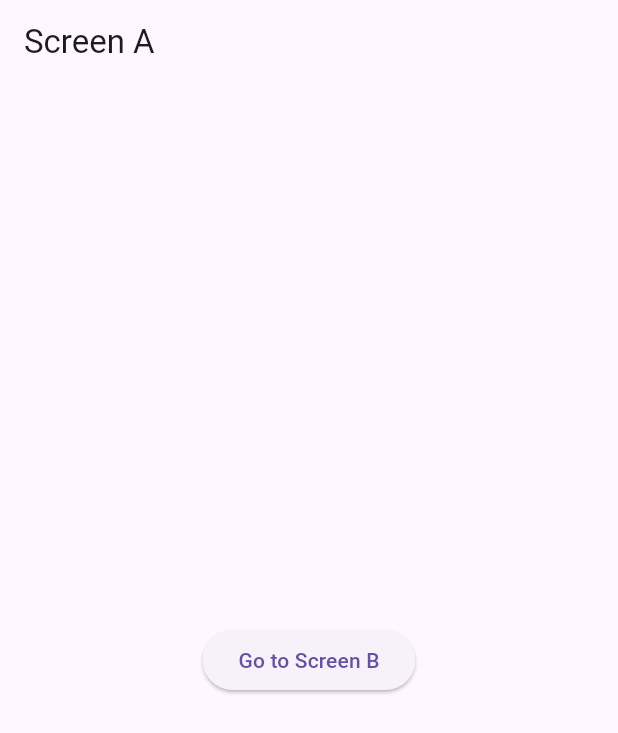
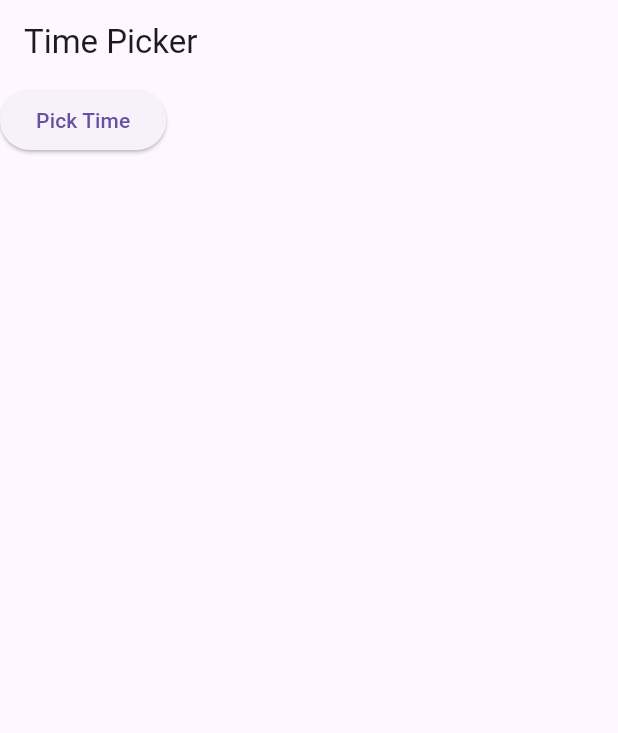
Before and after one commit to MuhammadAliKust/Flutter-B17, a Flutter app: the screen it shows after launch, on a phone screen of 412 x 824 dp. Shown: the top 733 px of the screen. Run offline on Flutter 3.47's test engine with Material 3 defaults, Android fonts, the light colour scheme and no system bars; our stand-ins replace smooth_page_indicator, string_validator.

Commit message:
Date and Time Picker Done

```diff
--- a/lib/main.dart
+++ b/lib/main.dart
@@ -9,10 +9,12 @@ import 'package:flutter_b17/providers/user_provider.dart';
 import 'package:flutter_b17/screen_a.dart';
 import 'package:flutter_b17/single_selection.dart';
 import 'package:flutter_b17/tabbar_view.dart';
+import 'package:flutter_b17/time_picker.dart';
 import 'package:provider/provider.dart';
 
 import 'bottom_bar.dart';
 import 'bottom_sheet_demo.dart';
+import 'date_picker.dart';
 import 'list_view_demo.dart';
 import 'login.dart';
 import 'network_image.dart';
@@ -29,7 +31,7 @@ class MyApp extends StatelessWidget {
   @override
   Widget build(BuildContext context) {
     return MaterialApp(
-      home: ScreenAView(),
+      home: TimePickerDemo(),
     );
   }
 }
--- /dev/null
+++ b/lib/time_picker.dart
@@ -0,0 +1,36 @@
+import 'package:flutter/material.dart';
+import 'package:intl/intl.dart';
+
+class TimePickerDemo extends StatefulWidget {
+  TimePickerDemo({super.key});
+
+  @override
+  State<TimePickerDemo> createState() => _TimePickerDemoState();
+}
+
+class _TimePickerDemoState extends State<TimePickerDemo> {
+  TimeOfDay? timeOfDay;
+
+  @override
+  Widget build(BuildContext context) {
+    return Scaffold(
+      appBar: AppBar(
+        title: Text("Time Picker"),
+      ),
+      body: Column(
+        children: [
+          ElevatedButton(
+              onPressed: () {
+                showTimePicker(context: context, initialTime: TimeOfDay.now())
+                    .then((val) {
+                  timeOfDay = val;
+                  setState(() {});
+                });
+              },
+              child: Text("Pick Time")),
+          if (timeOfDay != null) Text(timeOfDay!.format(context).toString())
+        ],
+      ),
+    );
+  }
+}
--- a/pubspec.yaml
+++ b/pubspec.yaml
@@ -38,6 +38,7 @@ dependencies:
   string_validator: ^1.1.0
   smooth_page_indicator: ^1.2.1
   provider: ^6.1.5
+  intl: ^0.20.2
 
 dev_dependencies:
   flutter_test:
```
Also changed, not shown: lib/date_picker.dart (added, +39 -0 lines), lib/screen_a.dart (+6 -2 lines), lib/screen_b.dart (+11 -1 lines), pubspec.lock.
